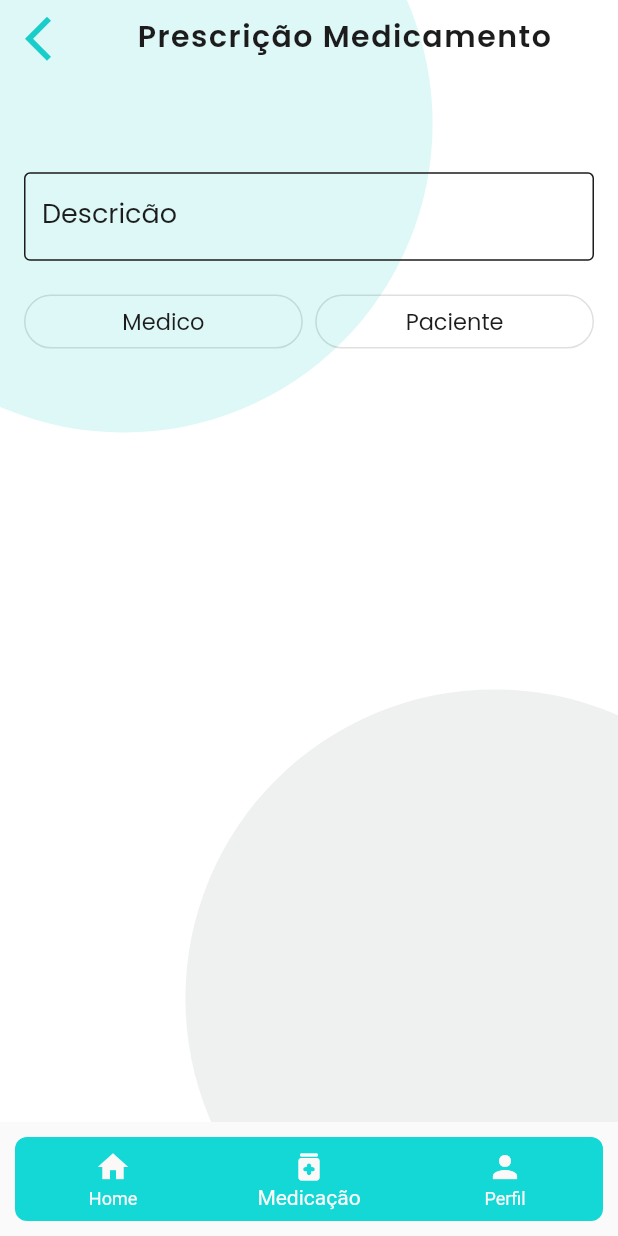
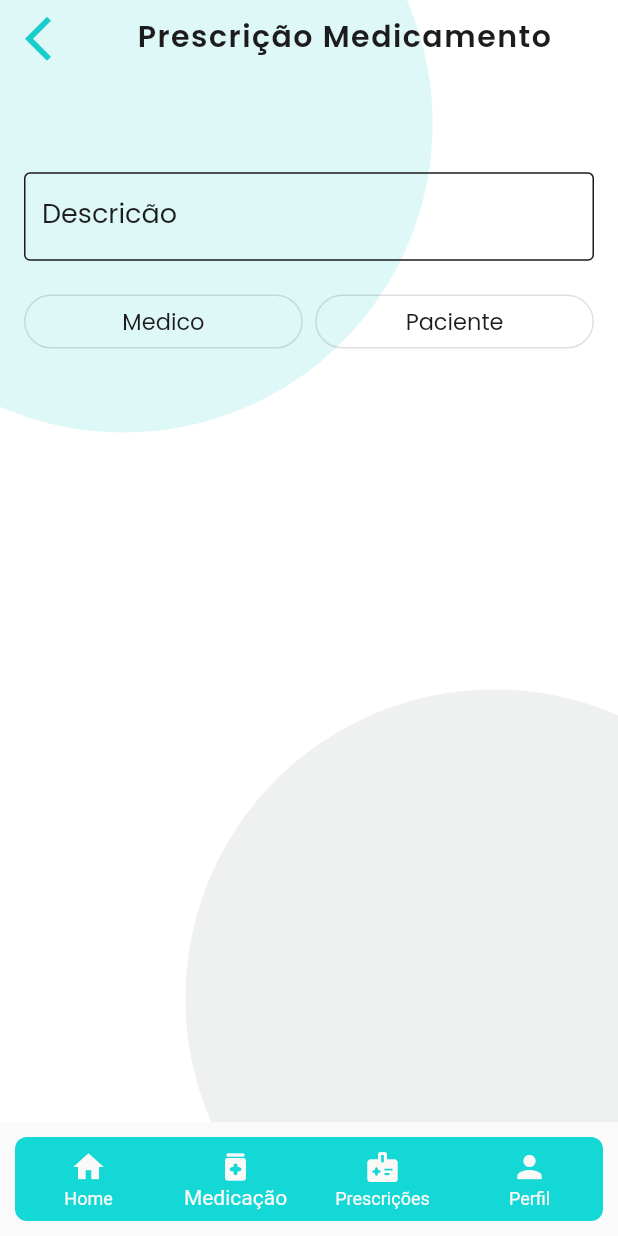
Before and after one commit to HealTimeTCC/HealTime_App, a Flutter app: the NavBarScreen screen opened directly, item 2 of the bottom bar chosen, after a tap on the "arrow back ios new" icon, on a phone screen of 412 x 824 dp. Run offline on Flutter 3.47's test engine with Material 2 defaults, Android fonts, the light colour scheme and no system bars; our stand-ins replace brasil_fields, calendar_date_picker2, flutter_staggered_animations, google_fonts, google_nav_bar, lottie and 1 more; accounts and stored records are empty.

Commit message:
Organizando a home page, corrigindo Bug da appbar inferior

```diff
--- a/lib/core/routes.dart
+++ b/lib/core/routes.dart
@@ -2,7 +2,7 @@ import 'package:flutter/material.dart';
 
 import '../src/screens/presentation_screens/screen_choose_profile.dart';
 import '../src/screens/screens_login_register/register/screen_register_address.dart';
-import '../src/screens/screens_navigation/navbar/screen_default.dart';
+import '../src/screens/screens_navigation/navbar/legacy_screen_default.dart';
 import '../src/screens/screens_navigation/screen_alter_password/alter_password.dart';
 import '../src/screens/screens_navigation/screens_medical/screen_doctor/screen_add_doctor.dart';
 import '../src/screens/screens_navigation/screens_medical/screen_doctor/screen_list_doctor.dart';
--- a/lib/services/provider/queries/provider_navbar.dart
+++ b/lib/services/provider/queries/provider_navbar.dart
@@ -11,10 +11,10 @@ class NavbarProvider with ChangeNotifier {
         label: 'Medicação',
         widget: const PrescricaoMedicamento(),
         iconData: Icons.medication_rounded),
-    // NavbarDTO(
-    //     label: 'Consulta',
-    //     widget: TypeUser.typeUserNavigator(context),
-    //     iconData: Icons.queue_play_next_rounded),
+    NavbarDTO(
+        label: 'Prescrições',
+        widget:  PrescricaoMedicamento() ,
+        iconData: Icons.medical_information_rounded),
     NavbarDTO(
         label: 'Perfil', widget: const ScreenProfile(), iconData: Icons.person),
   ];
--- a/lib/shared/consts/consts_required.dart
+++ b/lib/shared/consts/consts_required.dart
@@ -19,5 +19,5 @@ class ConstsRequired {
 
   /* URL DO LOCALTUNEL OU NGROK */
   static const String urlBaseApi =
-      'https://3390-2804-14c-ba-91ba-a4d0-4e62-fcde-1eaa.ngrok-free.app/';
+      'https://f2f0-2804-431-cfc8-9927-283e-23cb-162b-e3c2.ngrok-free.app/';
 }
--- a/lib/src/screens/screens_login_register/login/screen_login.dart
+++ b/lib/src/screens/screens_login_register/login/screen_login.dart
@@ -1,13 +1,13 @@
 import 'package:flutter/material.dart';
 import 'package:google_fonts/google_fonts.dart';
 import 'package:healtime/src/screens/screens_login_register/widgets/text_form_model.dart';
-import 'package:healtime/src/screens/screens_navigation/home_page/home.dart';
 import 'package:provider/provider.dart';
 
 import '../../../../services/api/api_pessoa.dart';
 import '../../../../services/provider/login/provider_login.dart';
 import '../../../../shared/decorations/screen_background.dart';
 import '../../../../shared/dto/dto_pessoa_auth.dart';
+import '../../screens_navigation/start_view_widget.dart';
 import '../widgets/loading_sending_data.dart';
 
 class ScreenLogin extends StatefulWidget {
@@ -35,7 +35,7 @@ class _ScreenLoginState extends State<ScreenLogin> {
           const BackgroundPageV2 (),
           Container(
             margin: EdgeInsets.only(top: size.height * .2 - 60),
-            decoration: BoxDecoration(
+            decoration: const BoxDecoration(
               borderRadius: BorderRadius.only(
                   topLeft: Radius.circular(30), topRight: Radius.circular(30)),
               color: Colors.white,
@@ -169,7 +169,7 @@ class _ScreenLoginState extends State<ScreenLogin> {
 
         if (mapResponseApi['statusCode'] == 200) {
           Navigator.of(context).pushAndRemoveUntil(
-              MaterialPageRoute(builder: (context) => HomePage()),
+              MaterialPageRoute(builder: (context) => const StartWidgetView()),
               (route) => false);
         } else {
           ScaffoldMessenger.of(context).showSnackBar(SnackBar(
--- a/lib/src/screens/screens_login_register/register/screen_register_address.dart
+++ b/lib/src/screens/screens_login_register/register/screen_register_address.dart
@@ -5,7 +5,7 @@ import 'package:healtime/shared/dto/dto_pessoa_register.dart';
 import 'package:healtime/shared/models/maps/model_uf.dart';
 
 import '../../../../services/api/api_pessoa.dart';
-import '../../screens_navigation/home_page/home.dart';
+import '../../screens_navigation/start_view_widget.dart';
 import '../widgets/loading_sending_data.dart';
 import '../widgets/text_form_model.dart';
 
@@ -285,7 +285,7 @@ class _RegisterAddressState extends State<RegisterAddress> {
         if (mounted) {
           Navigator.of(context).push(
             MaterialPageRoute(
-              builder: (context) => HomePage(),
+              builder: (context) => const StartWidgetView(),
             ),
           );
         }
--- a/lib/src/screens/screens_login_register/register/screen_register_contact.dart
+++ b/lib/src/screens/screens_login_register/register/screen_register_contact.dart
@@ -5,7 +5,7 @@ import 'package:healtime/src/screens/screens_login_register/register/screen_regi
 
 import '../../../../services/api/api_pessoa.dart';
 import '../../../../shared/dto/dto_pessoa_register.dart';
-import '../../screens_navigation/home_page/home.dart';
+import '../../screens_navigation/start_view_widget.dart';
 import '../widgets/loading_sending_data.dart';
 import '../widgets/text_form_model.dart';
 
@@ -210,7 +210,7 @@ class _RegisterContactScreenState extends State<RegisterContactScreen> {
               if (mounted) {
                 Navigator.of(context).push(
                   MaterialPageRoute(
-                    builder: (context) => const HomePage(),
+                    builder: (context) => const StartWidgetView(),
                   ),
                 );
               }
--- a/lib/src/screens/screens_navigation/home_page/home.dart
+++ b/lib/src/screens/screens_navigation/home_page/home.dart
@@ -2,18 +2,15 @@
 // ignore_for_file: avoid_print
 
 import 'package:flutter/material.dart';
-import 'package:google_fonts/google_fonts.dart';
+import 'package:google_nav_bar/google_nav_bar.dart';
 import 'package:healtime/shared/decorations/fonts_google.dart';
 import 'package:healtime/src/screens/screens_navigation/home_page/widgets_home_page/apresentation_initial_details.dart';
 import 'package:healtime/src/screens/screens_navigation/home_page/widgets_home_page/buttom_gesture_detector.dart';
-import 'package:healtime/src/screens/screens_navigation/screens_medical/screen_medicine/screen_list_medicine.dart';
 
-import '../../../../services/data_locale/data_preferences_pessoa.dart';
 import '../../../../shared/models/model_pessoa.dart';
 import '../screens_medical/screen_doctor/screen_add_doctor.dart';
 import '../screens_medical/screen_doctor/screen_list_doctor.dart';
 import '../screens_queries/logics/logic_type_user.dart';
-import 'package:carousel_slider/carousel_slider.dart';
 
 class HomePage extends StatefulWidget {
   const HomePage({Key? key}) : super(key: key);
@@ -26,49 +23,10 @@ class _HomePageState extends State<HomePage> {
   Pessoa? pessoa;
 
   @override
-  void initState() {
-    super.initState();
-  }
-
-  @override
   Widget build(BuildContext context) {
     final Size size = MediaQuery.of(context).size;
     return Scaffold(
-      appBar: AppBar(
-        elevation: 0,
-        backgroundColor: const Color(0xFF14D8D5),
-      ),
-      //#region DRAWER
-      drawer: Drawer(
-        elevation: 0,
-        child: ListView(children: [
-          ListTile(
-            title: const Text('Consultas'),
-            trailing: const Icon(Icons.keyboard_arrow_right),
-            onTap: () => TypeUser.typeUserNavigator(context),
-          ),
-          ListTile(
-            title: const Text('Medicamentos'),
-            trailing: const Icon(Icons.keyboard_arrow_right),
-            onTap: () => Navigator.of(context).pushNamed('/ListMedicine'),
-          ),
-          ListTile(
-              title: const Text('Pacientes'),
-              trailing: const Icon(Icons.keyboard_arrow_right),
-              onTap: () => null),
-          ListTile(
-              title: const Text('Medico'),
-              trailing: const Icon(Icons.keyboard_arrow_right),
-              onTap: () => Navigator.of(context).push(
-                  MaterialPageRoute(builder: (context) => IncluirMedico()))),
-          ListTile(
-              title: const Text('Listar Medico'),
-              trailing: const Icon(Icons.keyboard_arrow_right),
-              onTap: () => Navigator.of(context).push(
-                  MaterialPageRoute(builder: (context) => ListarMedico()))),
-        ]),
-      ),
-      //#endregion
+
       body: Stack(
         children: [
           //#region Parte AZUL embaixao da appbar
@@ -95,7 +53,7 @@ class _HomePageState extends State<HomePage> {
                 child: Column(
                   children: [
                     //#region Widget superior
-                     const IntialDetails(),
+                    const IntialDetails(),
                     //#endregion
                     const SizedBox(
                       height: 10,
@@ -137,7 +95,7 @@ class _HomePageState extends State<HomePage> {
                 ),
               )
             ],
-          )
+          ),
         ],
       ),
     );
--- a/lib/src/screens/screens_navigation/home_page/widgets_home_page/apresentation_initial_details.dart
+++ b/lib/src/screens/screens_navigation/home_page/widgets_home_page/apresentation_initial_details.dart
@@ -4,10 +4,8 @@ import 'package:healtime/services/provider/provider_home_page.dart';
 import 'package:intl/intl.dart';
 import 'package:provider/provider.dart';
 
-import '../../../../../services/data_locale/data_preferences_pessoa.dart';
 import '../../../../../shared/decorations/fonts_google.dart';
 import '../../../../../shared/models/enuns/enum_status_code.dart';
-import '../../../../../shared/models/model_pessoa.dart';
 import '../../../../../shared/utility/util_format.dart';
 
 class IntialDetails extends StatefulWidget {
--- a/lib/src/screens/screens_navigation/navbar/navbar_screen.dart
+++ b/lib/src/screens/screens_navigation/navbar/legacy_navbar_screen.dart
@@ -14,32 +14,31 @@ class NavBarScreen extends StatefulWidget {
 class _NavBarScreenState extends State<NavBarScreen> {
   @override
   Widget build(BuildContext context) {
-    final mp = Provider.of<NavbarProvider>(context);
+    final providerNavbar = Provider.of<NavbarProvider>(context);
 
     return Scaffold(
       bottomNavigationBar: Container(
-        margin: EdgeInsets.all(10),
+        margin: const EdgeInsets.all(10),
         decoration: BoxDecoration(
           borderRadius: BorderRadius.circular(8),
-          color: Color(0xFF14D8D5),
+          color: const Color(0xFF14D8D5),
         ),
         child: BottomNavigationBar(
-          currentIndex: mp.indexSelecionado,
+          currentIndex: providerNavbar.indexSelecionado,
           onTap: (opcao) {
-            mp.indexSelecionado = opcao;
+            providerNavbar.indexSelecionado = opcao;
           },
-          items: mp.items
-              .map((e) => BottomNavigationBarItem(
+          items: providerNavbar.items.map((e) => BottomNavigationBarItem(
                   icon: Icon(e.iconData), label: e.label))
               .toList(),
           elevation: 0,
           type: BottomNavigationBarType.fixed,
-          backgroundColor: Color.fromARGB(0, 24, 205, 202),
-          unselectedItemColor: Color(0xffFBF8F8),
-          fixedColor: Color(0xffFBF8F8),
+          backgroundColor:  const Color.fromARGB(0, 24, 205, 202),
+          unselectedItemColor: const Color(0xffFBF8F8),
+          fixedColor: const Color(0xffFBF8F8),
         ),
       ),
-      body: mp.items[mp.indexSelecionado].widget,
+      body: providerNavbar.items[providerNavbar.indexSelecionado].widget,
     );
   }
 }
--- a/lib/src/screens/screens_navigation/navbar/screen_default.dart
+++ b/lib/src/screens/screens_navigation/navbar/legacy_screen_default.dart
@@ -1,7 +1,7 @@
 import 'package:flutter/material.dart';
 
 import '../../../../core/routes.dart';
-import 'navbar_screen.dart';
+import 'legacy_navbar_screen.dart';
 
 class DefaultScreen extends StatefulWidget {
   const DefaultScreen({super.key});
@@ -13,7 +13,7 @@ class DefaultScreen extends StatefulWidget {
 class _DefaultScreenState extends State<DefaultScreen> {
   @override
   Widget build(BuildContext context) {
-    return NavBarScreen();
+    return const NavBarScreen();
      // routes: Routes.mapRoutes(),
 
   }
--- a/lib/src/screens/screens_navigation/screens_medical/screen_medicine/screen_list_medicine.dart
+++ b/lib/src/screens/screens_navigation/screens_medical/screen_medicine/screen_list_medicine.dart
@@ -14,6 +14,7 @@ class ListaRemedios extends StatelessWidget {
     final Size size = MediaQuery.of(context).size;
 
     return Scaffold(
+
       floatingActionButton: FloatingActionButton(
         elevation: 1,
         onPressed: () => Navigator.of(context).pushNamed('/IncludeMedicine'),
--- a/pubspec.yaml
+++ b/pubspec.yaml
@@ -53,6 +53,7 @@ dependencies:
   carousel_slider: ^4.2.1
   flutter_custom_clippers: ^2.1.0
   brasil_fields: ^1.9.1
+  google_nav_bar: ^5.0.6
 
 dev_dependencies:
   flutter_test:
```
Also changed, not shown: lib/src/screens/screens_navigation/screens_medical/screen_medicine/screen_include_medicine.dart (+24 -24 lines), lib/src/screens/screens_navigation/start_view_widget.dart (added, +137 -0 lines), lib/src/screens/splash/splash_screen.dart (+3 -6 lines), pubspec.lock.
